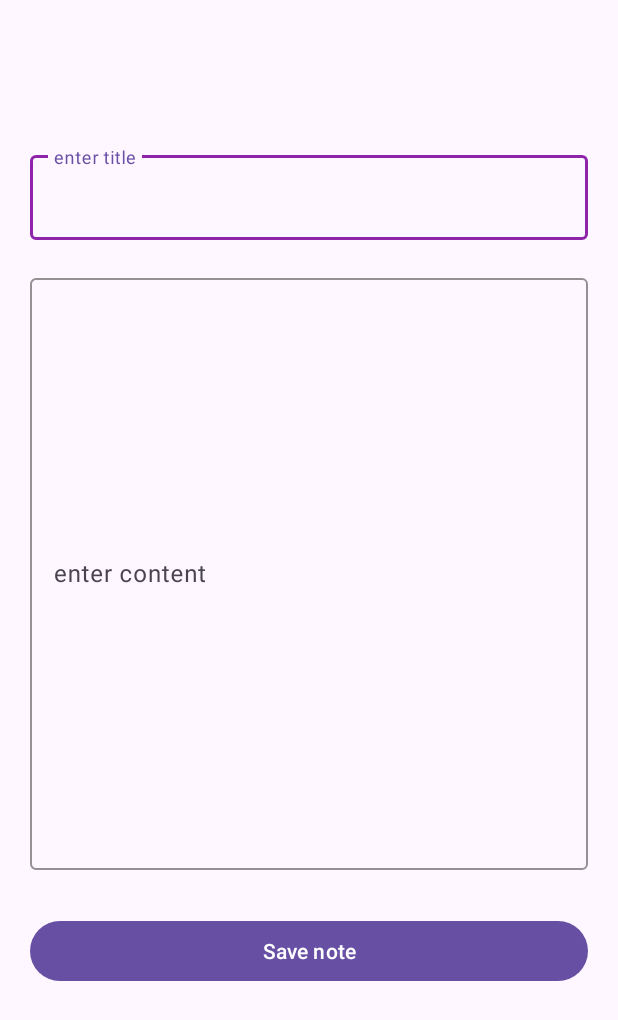
After one commit to abidiwael94/Note-App-Mobile, an Android app: the CreateNoteActivity screen opened directly, with no data from a screen before it, on a phone screen of 412 x 824 dp. The commit adds this screen. Shown: the top 1020 px of the screen. Run offline under Robolectric (Android 15) with nearby library versions, the phone set to English and light mode, and no system bars; our stand-ins replace Firebase (no records; nobody signed in at launch, a user with empty details on screens opened directly).

Commit message:
create new activity for create note and save new note with owner to database

```diff
--- a/app/src/main/AndroidManifest.xml
+++ b/app/src/main/AndroidManifest.xml
@@ -34,6 +34,11 @@
         <activity
             android:name=".activities.UserActivity"
             android:exported="true" />
+
+        <activity
+            android:name=".activities.CreateNoteActivity"
+            android:exported="true" />
+
     </application>
 
 </manifest>
--- /dev/null
+++ b/app/src/main/java/com/example/note_app_mobile/activities/CreateNoteActivity.java
@@ -0,0 +1,79 @@
+package com.example.note_app_mobile.activities;
+
+import android.os.Bundle;
+import android.util.Log;
+import android.widget.Button;
+import android.widget.EditText;
+import androidx.appcompat.app.AppCompatActivity;
+import com.example.note_app_mobile.R;
+import com.example.note_app_mobile.models.Note;
+import com.example.note_app_mobile.models.User;
+import com.google.firebase.database.DatabaseReference;
+import com.google.firebase.database.FirebaseDatabase;
+
+import java.util.Date;
+import java.util.UUID;
+
+public class CreateNoteActivity extends AppCompatActivity {
+
+    private EditText titleInput, contentInput;
+    private Button saveButton;
+    private User owner;
+
+    private FirebaseDatabase firebaseDatabase;
+    private DatabaseReference notesRef;
+
+    @Override
+    protected void onCreate(Bundle savedInstanceState) {
+        super.onCreate(savedInstanceState);
+        setContentView(R.layout.activity_create_note);
+
+        FirebaseDatabase firebaseDatabase = FirebaseDatabase.getInstance();
+        notesRef = firebaseDatabase.getReference("notes");
+
+        titleInput = findViewById(R.id.titleInput);
+        contentInput = findViewById(R.id.contentInput);
+        saveButton = findViewById(R.id.saveButton);
+
+        owner = (User) getIntent().getSerializableExtra("user_extra");
+
+        saveButton.setOnClickListener(v -> {
+            String title = titleInput.getText().toString();
+            String content  = contentInput.getText().toString();
+
+            if(validateInput(title, content)) {
+                createNote(title, content, owner);
+            }
+        });
+    }
+
+    private boolean validateInput(String title, String content) {
+        boolean valid = true;
+
+        if (title.isEmpty()) {
+            titleInput.setError("title is required");
+            valid = false;
+        }
+
+        if (content.isEmpty()) {
+            contentInput.setError("content is required");
+            valid = false;
+        }
+        return valid;
+    }
+
+    private void createNote(String title, String content, User owner) {
+        String noteId = UUID.randomUUID().toString();
+
+        Note newNote = new Note(noteId, title, content, new Date(), new Date(), owner);
+
+        notesRef.child(noteId).setValue(newNote)
+                .addOnSuccessListener(aVoid -> {
+                    Log.d("CreateNoteActivity", "Note saved successfully");
+                    finish(); // Optional: Close the activity after saving
+                })
+                .addOnFailureListener(e -> {
+                    Log.e("CreateNoteActivity", "Failed to save note", e);
+                });
+    }
+}
--- a/app/src/main/java/com/example/note_app_mobile/adapters/UserAdapter.java
+++ b/app/src/main/java/com/example/note_app_mobile/adapters/UserAdapter.java
@@ -77,7 +77,7 @@ public class UserAdapter extends RecyclerView.Adapter<UserAdapter.UserViewHolder
             userName = itemView.findViewById(R.id.userName);
             userEmail = itemView.findViewById(R.id.userEmail);
             userIcon = itemView.findViewById(R.id.userIcon);
-            actionButton = itemView.findViewById(R.id.actionButton);
+            actionButton = itemView.findViewById(R.id.newNoteButton);
         }
     }
 }
--- /dev/null
+++ b/app/src/main/res/layout/activity_create_note.xml
@@ -0,0 +1,59 @@
+<?xml version="1.0" encoding="utf-8"?>
+<androidx.constraintlayout.widget.ConstraintLayout xmlns:android="http://schemas.android.com/apk/res/android"
+    xmlns:app="http://schemas.android.com/apk/res-auto"
+    xmlns:tools="http://schemas.android.com/tools"
+    android:layout_width="match_parent"
+    android:layout_height="match_parent"
+    tools:context=".activities.CreateNoteActivity">
+
+    <com.google.android.material.textfield.TextInputLayout
+        android:id="@+id/textInputLayout"
+        android:layout_width="0dp"
+        android:layout_height="wrap_content"
+        android:layout_marginStart="20dp"
+        android:layout_marginTop="98dp"
+        android:layout_marginEnd="20dp"
+        app:boxStrokeColor="#8E24AA"
+        app:layout_constraintEnd_toEndOf="parent"
+        app:layout_constraintStart_toStartOf="parent"
+        app:layout_constraintTop_toTopOf="parent">
+
+        <com.google.android.material.textfield.TextInputEditText
+            android:id="@+id/titleInput"
+            android:layout_width="match_parent"
+            android:layout_height="match_parent"
+            android:hint="enter title" />
+    </com.google.android.material.textfield.TextInputLayout>
+
+    <Button
+        android:id="@+id/saveButton"
+        android:layout_width="0dp"
+        android:layout_height="wrap_content"
+        android:layout_marginStart="20dp"
+        android:layout_marginTop="30dp"
+        android:layout_marginEnd="20dp"
+        android:text="Save note"
+        app:layout_constraintEnd_toEndOf="parent"
+        app:layout_constraintStart_toStartOf="parent"
+        app:layout_constraintTop_toBottomOf="@+id/textInputLayout2" />
+
+    <com.google.android.material.textfield.TextInputLayout
+        android:id="@+id/textInputLayout2"
+        android:layout_width="0dp"
+        android:layout_height="400dp"
+        android:layout_marginStart="20dp"
+        android:layout_marginTop="20dp"
+        android:layout_marginEnd="20dp"
+        app:boxStrokeColor="#8E24AA"
+        app:layout_constraintEnd_toEndOf="parent"
+        app:layout_constraintStart_toStartOf="parent"
+        app:layout_constraintTop_toBottomOf="@+id/textInputLayout">
+
+        <com.google.android.material.textfield.TextInputEditText
+            android:id="@+id/contentInput"
+            android:layout_width="match_parent"
+            android:layout_height="match_parent"
+            android:hint="enter content" />
+    </com.google.android.material.textfield.TextInputLayout>
+
+</androidx.constraintlayout.widget.ConstraintLayout>
--- a/app/src/main/res/layout/item_user.xml
+++ b/app/src/main/res/layout/item_user.xml
@@ -51,7 +51,7 @@
         app:layout_constraintTop_toBottomOf="@+id/userIcon" />
 
     <ImageButton
-        android:id="@+id/actionButton"
+        android:id="@+id/newNoteButton"
         android:layout_width="35dp"
         android:layout_height="35dp"
         android:layout_marginTop="22dp"
```
Also changed, not shown: app/src/main/java/com/example/note_app_mobile/activities/NoteActivity.java (+8 -1 lines), app/src/main/java/com/example/note_app_mobile/models/Note.java (added, +73 -0 lines), app/src/main/res/layout/activity_note.xml (+27 -8 lines), app/src/main/res/drawable/new_note_icon.png (added).
